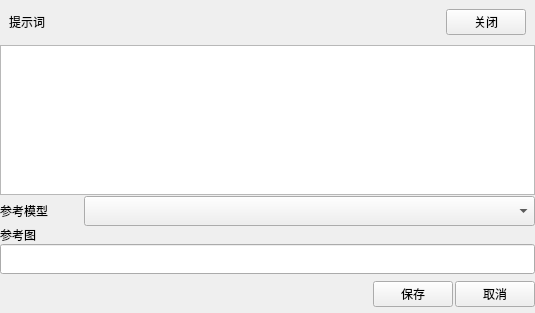
The window that MuseLog/ui/widget_video_detail.ui (super999/MetaStoryBoard) describes before a commit, drawn with Qt 5.
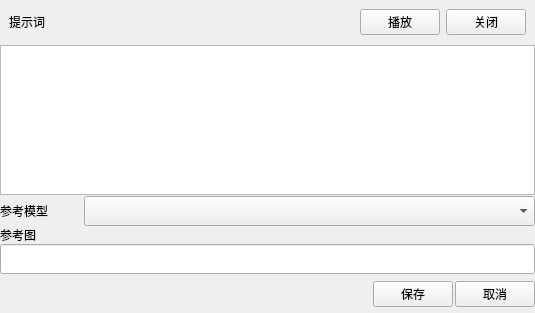
The same window after the commit.

Commit message: 新增播放按钮及其功能，支持视频文件播放，改善用户体验

Patch:
```diff
--- a/MuseLog/ui/widget_video_detail.ui
+++ b/MuseLog/ui/widget_video_detail.ui
@@ -58,6 +58,13 @@
         </property>
        </spacer>
       </item>
+      <item>
+       <widget class="QPushButton" name="playButton">
+        <property name="text">
+         <string>播放</string>
+        </property>
+       </widget>
+      </item>
       <item>
        <widget class="QPushButton" name="closeButton">
         <property name="text">
```
The commit also changes 2 other files.
